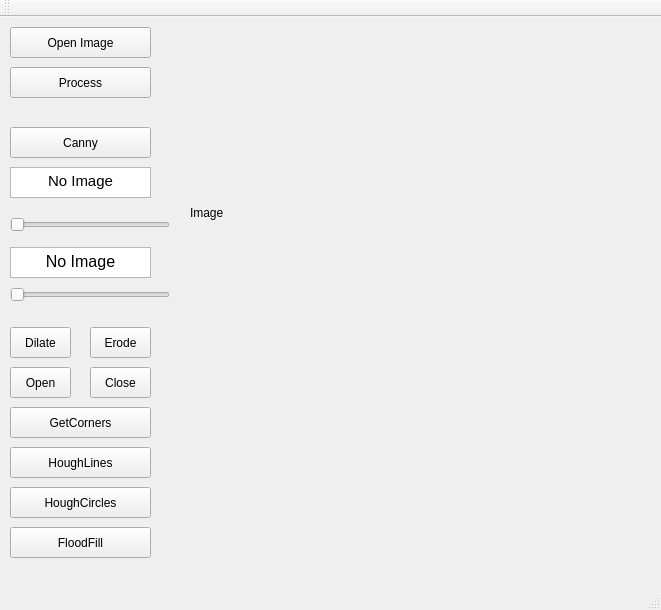
This is mainwindow.ui in JosieHong/OpenCV2_MyQtGUIApp as Qt 5 draws it before an edit. The edited form follows.
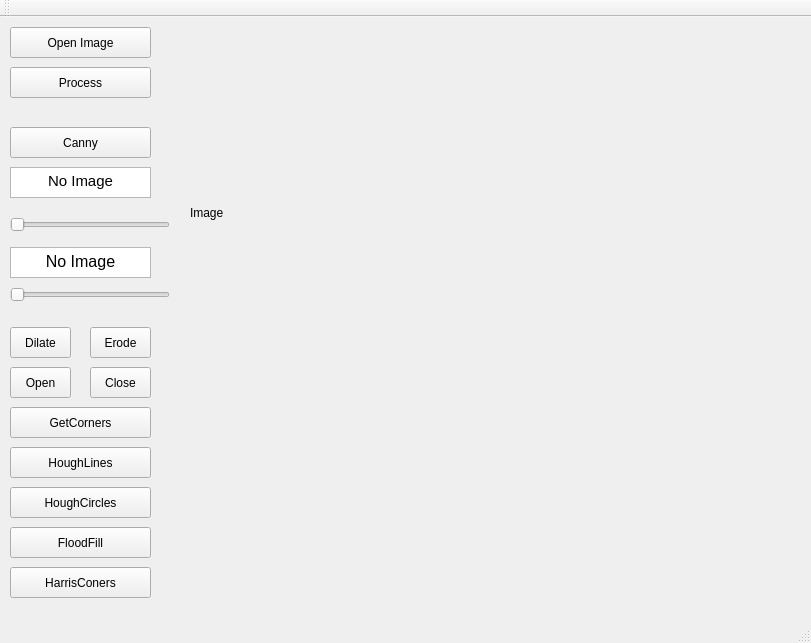
This is the edited form.

Diff of the .ui file:
```diff
--- a/mainwindow.ui
+++ b/mainwindow.ui
@@ -6,8 +6,8 @@
    <rect>
     <x>0</x>
     <y>0</y>
-    <width>661</width>
-    <height>610</height>
+    <width>811</width>
+    <height>643</height>
    </rect>
   </property>
   <property name="windowTitle">
@@ -236,6 +236,19 @@
      <string>FloodFill</string>
     </property>
    </widget>
+   <widget class="QPushButton" name="harrisConersButton">
+    <property name="geometry">
+     <rect>
+      <x>10</x>
+      <y>550</y>
+      <width>141</width>
+      <height>31</height>
+     </rect>
+    </property>
+    <property name="text">
+     <string>HarrisConers</string>
+    </property>
+   </widget>
   </widget>
   <widget class="QMenuBar" name="menuBar">
    <property name="geometry">
```
Left out of the diff: 2 changed lines with no effect on the pictures.
